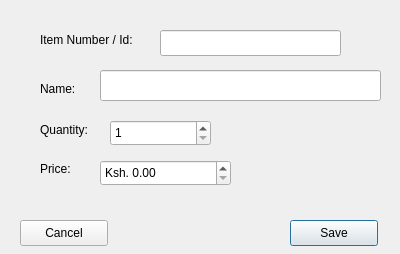
First picture: the form in src/add_new.ui, repository krivahtoo/stockmanager, before the edit.
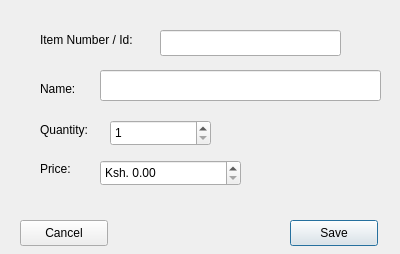
Second picture: the form after the edit.

```diff
--- a/src/add_new.ui
+++ b/src/add_new.ui
@@ -144,7 +144,7 @@
     <rect>
      <x>100</x>
      <y>160</y>
-     <width>131</width>
+     <width>141</width>
      <height>26</height>
     </rect>
    </property>
```
Left out of the diff: 11 changed lines with no effect on the pictures.
